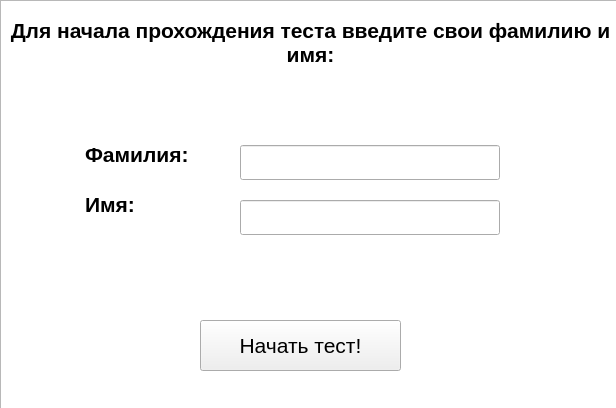
Above: ui/test_sign.ui from vemneyy/educational-practice-gui before the change. Below: the same form after it.
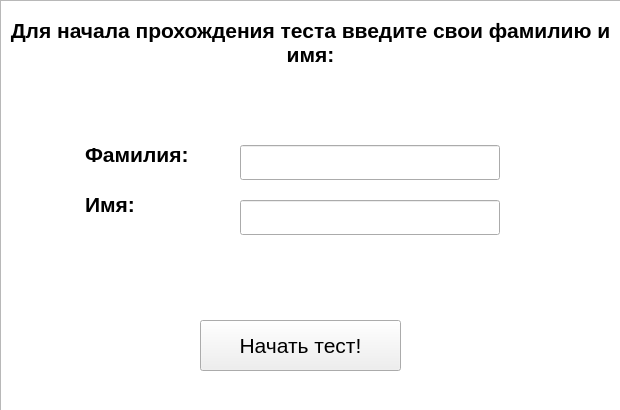
That is the form after the change. Icons and pictures are not drawn.

The edit to the form file:
```diff
--- a/ui/test_sign.ui
+++ b/ui/test_sign.ui
@@ -6,10 +6,22 @@
    <rect>
     <x>0</x>
     <y>0</y>
-    <width>616</width>
-    <height>408</height>
+    <width>620</width>
+    <height>410</height>
    </rect>
   </property>
+  <property name="minimumSize">
+   <size>
+    <width>620</width>
+    <height>410</height>
+   </size>
+  </property>
+  <property name="maximumSize">
+   <size>
+    <width>620</width>
+    <height>410</height>
+   </size>
+  </property>
   <property name="windowTitle">
    <string>Тест</string>
   </property>
```
